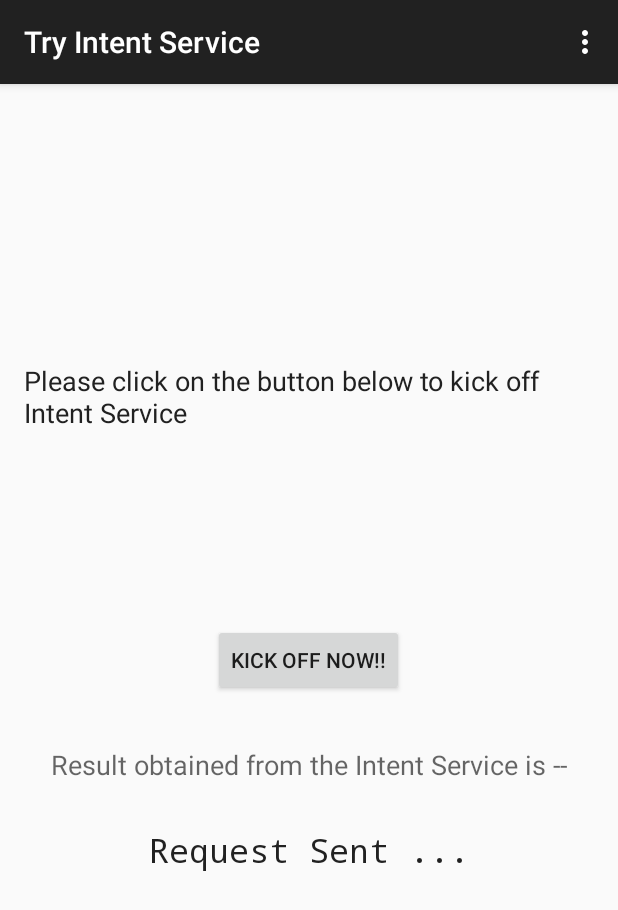
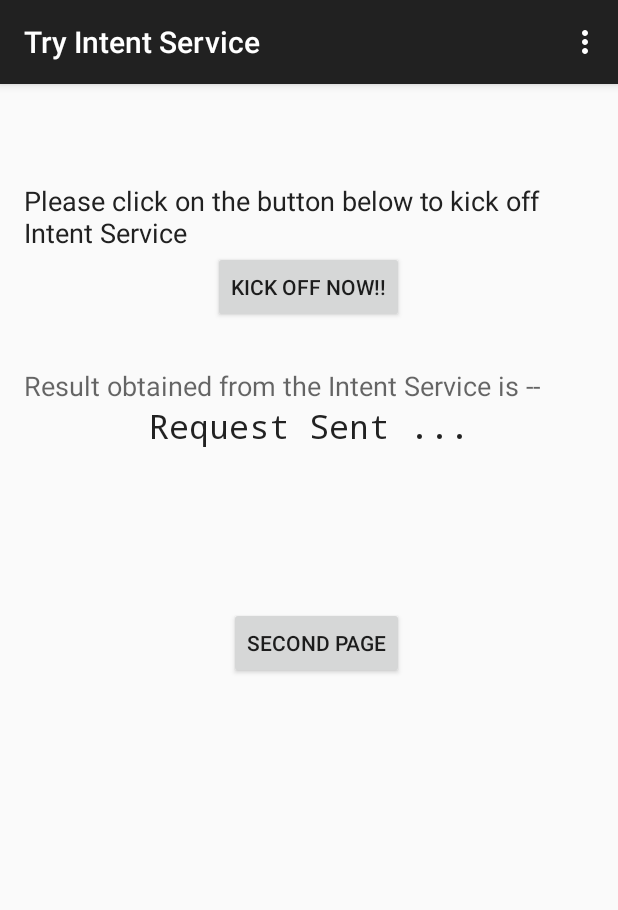
Before and after one commit to suryakiranl/IntentServiceApp, an Android app: the screen it shows after launch (LauncherActivity), in the options menu, after a tap on "Settings", on a phone screen of 412 x 824 dp. Shown: the top 910 px of the screen. Run offline under Robolectric (Android 15) with nearby library versions, the phone set to English and light mode, and no system bars.

Commit message:
Details of changes posted in summary
1. Added a second page activity
2. Added navigation from launcher activity to second page activity on
button click
3. Added capability on second page activity to post a notification when
a button is clicked
4. Attached both onClick and onDismiss for the notification
5. Printed what operation was performed on the screen when the
notification is clicked or dismissed
6. Extras are also added as part of the PendingIntent, and obtained on
click or dismiss

```diff
--- a/app/src/main/java/com/surya/intentserviceapp/LauncherActivity.java
+++ b/app/src/main/java/com/surya/intentserviceapp/LauncherActivity.java
@@ -1,10 +1,9 @@
 package com.surya.intentserviceapp;
 
 import android.content.Intent;
+import android.os.Bundle;
 import android.os.Handler;
-import android.os.ResultReceiver;
 import android.support.v7.app.ActionBarActivity;
-import android.os.Bundle;
 import android.util.Log;
 import android.view.Menu;
 import android.view.MenuItem;
@@ -14,8 +13,6 @@ import android.widget.Toast;
 
 import java.util.Date;
 import java.util.Random;
-
-import javax.xml.transform.Result;
 
 
 public class LauncherActivity extends ActionBarActivity implements MyResultReceiver.Receiver {
@@ -95,4 +92,12 @@ public class LauncherActivity extends ActionBarActivity implements MyResultRecei
 
         Log.i(TAG, "Exiting onReceiveResult method");
     }
+
+    public void onNextPageClick(View view) {
+        Log.i(TAG, "Inside onNextPageClick method");
+        Intent nextPage = new Intent(getApplicationContext(), SecondPageActivity.class);
+        nextPage.setAction(SecondPageActivity.ACTION_NAVIGATE);
+        startActivity(nextPage);
+        Log.i(TAG, "Exiting onNextPageClick method");
+    }
 }
--- /dev/null
+++ b/app/src/main/java/com/surya/intentserviceapp/SecondPageActivity.java
@@ -0,0 +1,76 @@
+package com.surya.intentserviceapp;
+
+import android.app.Activity;
+import android.app.NotificationManager;
+import android.app.PendingIntent;
+import android.content.Intent;
+import android.os.Bundle;
+import android.support.v4.app.NotificationCompat;
+import android.util.Log;
+import android.view.View;
+import android.widget.TextView;
+
+
+public class SecondPageActivity extends Activity {
+    private static final String TAG = "SecondPageActivity";
+    public static final String ACTION_NAVIGATE = "com.surya-SecondPageActivity.ACTION_NAVIGATE";
+    private static final String ACTION_CLICK = "com.surya-SecondPageActivity.ACTION_CLICK";
+    private static final String ACTION_DISMISS = "com.surya-SecondPageActivity.ACTION_DISMISS";
+    private int notificationId = 1;
+
+    @Override
+    protected void onCreate(Bundle savedInstanceState) {
+        Log.i(TAG, "Inside onCreate method");
+        super.onCreate(savedInstanceState);
+        setContentView(R.layout.activity_second_page);
+
+        if(getIntent() != null) {
+            Intent intent = getIntent();
+            String action = intent.getAction();
+
+            Log.d(TAG, "Intent Action = " + action);
+            Log.d(TAG, "Intent's Extra = " + intent.getStringExtra(action));
+
+            TextView statusText = (TextView) findViewById(R.id.statusText);
+            String text = "";
+
+            switch(action) {
+                case ACTION_CLICK: text = "Clicked it!!"; break;
+                case ACTION_DISMISS: text = "Dismissed :("; break;
+                case  ACTION_NAVIGATE: text = "Navigation - Hi There!!"; break;
+                default: text = "NO-ACTION"; break;
+            }
+            statusText.setText(text);
+        }
+
+        Log.i(TAG, "Exiting onCreate method");
+    }
+
+    public void onPostNotificationClick(View view) {
+        Log.i(TAG, "Inside onPostNotificationClick method");
+
+        NotificationCompat.Builder builder = new NotificationCompat.Builder(this)
+                .setSmallIcon(R.drawable.notification_template_icon_bg)
+                .setContentTitle("Blah Blah Title")
+                .setContentText("Blah Blah Blah - This is my text");
+
+        Intent onClickIntent = new Intent(this, SecondPageActivity.class);
+        onClickIntent.setAction(ACTION_CLICK);
+        onClickIntent.putExtra(ACTION_CLICK, "Surya");
+        PendingIntent onClickPendingIntent = PendingIntent.getActivity(getApplicationContext(), 12345, onClickIntent, PendingIntent.FLAG_UPDATE_CURRENT);
+
+        Intent onClearIntent = new Intent(this, SecondPageActivity.class);
+        onClearIntent.setAction(ACTION_DISMISS);
+        onClearIntent.putExtra(ACTION_DISMISS, "Kiran");
+        PendingIntent onClearPendingIntent = PendingIntent.getActivity(getApplicationContext(), 54321, onClearIntent, PendingIntent.FLAG_UPDATE_CURRENT);
+
+        builder.setContentIntent(onClickPendingIntent);
+        builder.setDeleteIntent(onClearPendingIntent);
+        builder.setAutoCancel(true);
+
+        NotificationManager notifMgr = (NotificationManager) getSystemService(NOTIFICATION_SERVICE);
+        notifMgr.notify(notificationId, builder.build());
+
+        Log.i(TAG, "Exiting onPostNotificationClick method");
+    }
+}
--- a/app/src/main/res/layout/activity_launcher.xml
+++ b/app/src/main/res/layout/activity_launcher.xml
@@ -7,32 +7,32 @@
 
     <TextView android:text="@string/launcher_page_text" android:layout_width="wrap_content"
         android:layout_height="wrap_content"
-        android:layout_alignParentTop="true"
-        android:layout_centerHorizontal="true"
-        android:layout_marginTop="169dp"
+        android:layout_marginTop="49dp"
         android:textColor="@color/primary_material_dark"
         android:textSize="@dimen/abc_text_size_medium_material"
         android:textAlignment="center"
-        android:id="@+id/launcherPageText" />
+        android:id="@+id/launcherPageText"
+        android:layout_alignParentTop="true"
+        android:layout_alignParentEnd="true" />
 
     <Button
         android:layout_width="wrap_content"
         android:layout_height="wrap_content"
         android:text="@string/launcher_page_button"
         android:id="@+id/kickOffNowBtn"
-        android:layout_centerVertical="true"
-        android:layout_centerHorizontal="true"
-        android:onClick="onClickKickOffNowBtn" />
+        android:onClick="onClickKickOffNowBtn"
+        android:layout_below="@+id/launcherPageText"
+        android:layout_centerHorizontal="true" />
 
     <TextView
         android:layout_width="wrap_content"
         android:layout_height="wrap_content"
         android:textAppearance="?android:attr/textAppearanceMedium"
         android:id="@+id/resultText"
+        android:text="@string/result_title"
         android:layout_below="@+id/kickOffNowBtn"
-        android:layout_centerHorizontal="true"
-        android:layout_marginTop="33dp"
-        android:text="@string/result_title" />
+        android:layout_alignParentStart="true"
+        android:layout_marginTop="29dp" />
 
     <TextView
         android:layout_width="wrap_content"
@@ -40,9 +40,18 @@
         android:textAppearance="?android:attr/textAppearanceLarge"
         android:text="0"
         android:id="@+id/resultValue"
-        android:layout_marginTop="30dp"
+        android:typeface="monospace"
         android:layout_below="@+id/resultText"
-        android:layout_centerHorizontal="true"
-        android:typeface="monospace" />
+        android:layout_centerHorizontal="true" />
+
+    <Button
+        android:layout_width="wrap_content"
+        android:layout_height="wrap_content"
+        android:text="Second Page"
+        android:id="@+id/button2"
+        android:layout_below="@+id/resultValue"
+        android:layout_alignEnd="@+id/kickOffNowBtn"
+        android:layout_marginTop="106dp"
+        android:onClick="onNextPageClick" />
 
 </RelativeLayout>
--- a/app/src/main/res/values/strings.xml
+++ b/app/src/main/res/values/strings.xml
@@ -5,4 +5,7 @@
     <string name="action_settings">Settings</string>
     <string name="launcher_page_button">Kick Off Now!!</string>
     <string name="result_title">Result obtained from the Intent Service is --</string>
+    <string name="title_activity_second_page">SecondPageActivity</string>
+
+    <string name="second_page_header_text">You are on the second page. Click the button below to post a notification</string>
 </resources>
```
Also changed, not shown: app/src/main/AndroidManifest.xml (+10 -1 lines), app/src/main/res/layout/activity_second_page.xml (added, +45 -0 lines), app/src/main/res/menu/menu_second_page.xml (added, +7 -0 lines).
